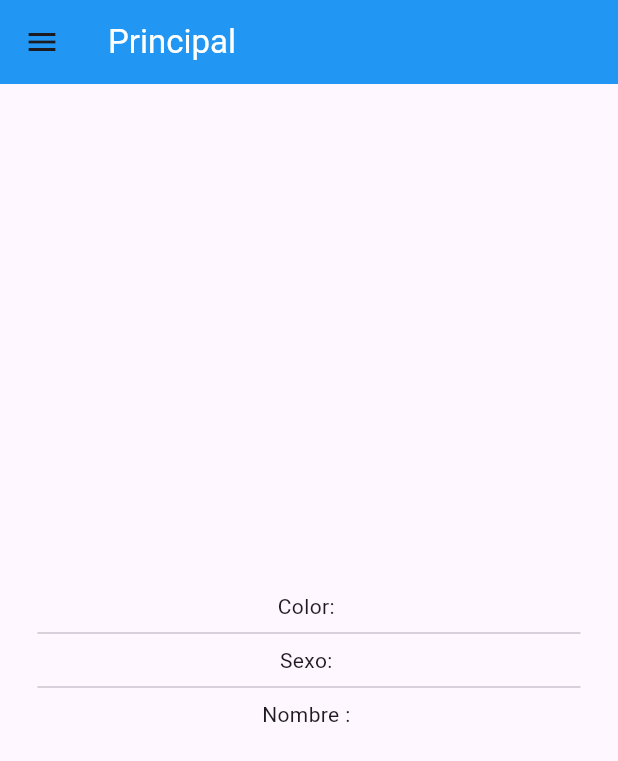
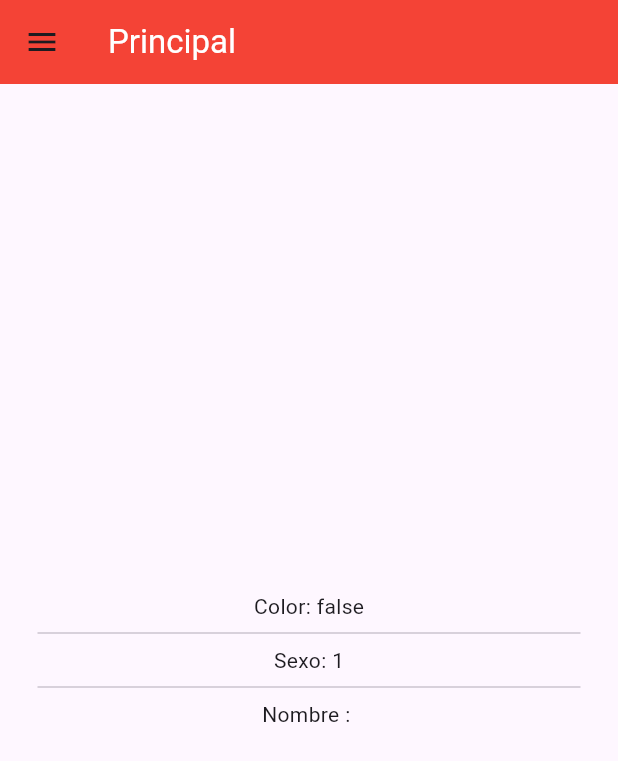
Before and after one commit to winsignares/pracm1, a Flutter app: the MyHomePage2 screen opened by its route, on a phone screen of 412 x 824 dp. Shown: the top 761 px of the screen. Run offline on Flutter 3.47's test engine with Material 2 defaults, Android fonts, the phone set to English and light mode, and no system bars; our stand-ins replace shared_preferences; accounts and stored records are empty.

Commit message:
se termino el sharepreferences

```diff
--- a/hola_mundo/lib/Screens/MyHombePage.dart
+++ b/hola_mundo/lib/Screens/MyHombePage.dart
@@ -1,33 +1,37 @@
 import 'package:flutter/material.dart';
+import 'package:hola_mundo/localstorage/Sharepreference.dart';
 
 import '../Widgets/CustomerDrawer.dart';
 
 class MyHomePage2 extends StatelessWidget {
-  const MyHomePage2({super.key});
+  MyHomePage2({super.key});
   static const String nombre = 'Home';
+  final prefs = PrefernciaUsuario();
   @override
   Widget build(BuildContext context) {
+    prefs.ultimapagina = MyHomePage2.nombre;
+
     return Scaffold(
       appBar: AppBar(
         title: const Text(
           "Principal",
           style: TextStyle(color: Colors.white),
         ),
-        backgroundColor: Colors.blue,
+        backgroundColor: prefs.colosecundario ? Colors.blue : Colors.red,
       ),
       drawer: const CustmerDrawer(),
       body: SafeArea(
         child: Center(
           child: Container(
             padding: const EdgeInsets.symmetric(horizontal: 25.0),
-            child: const Column(
+            child:  Column(
               mainAxisAlignment: MainAxisAlignment.center,
               children: [
-                Text('Color: '),
-                Divider(),
-                Text('Sexo: '),
-                Divider(),
-                Text('Nombre : '),
+                Text('Color: ${prefs.colosecundario}'),
+               const Divider(),
+                Text('Sexo: ${prefs.sexo}'),
+                const Divider(),
+                Text('Nombre : ${prefs.nombre}'),
               ],
             ),
           ),
```
